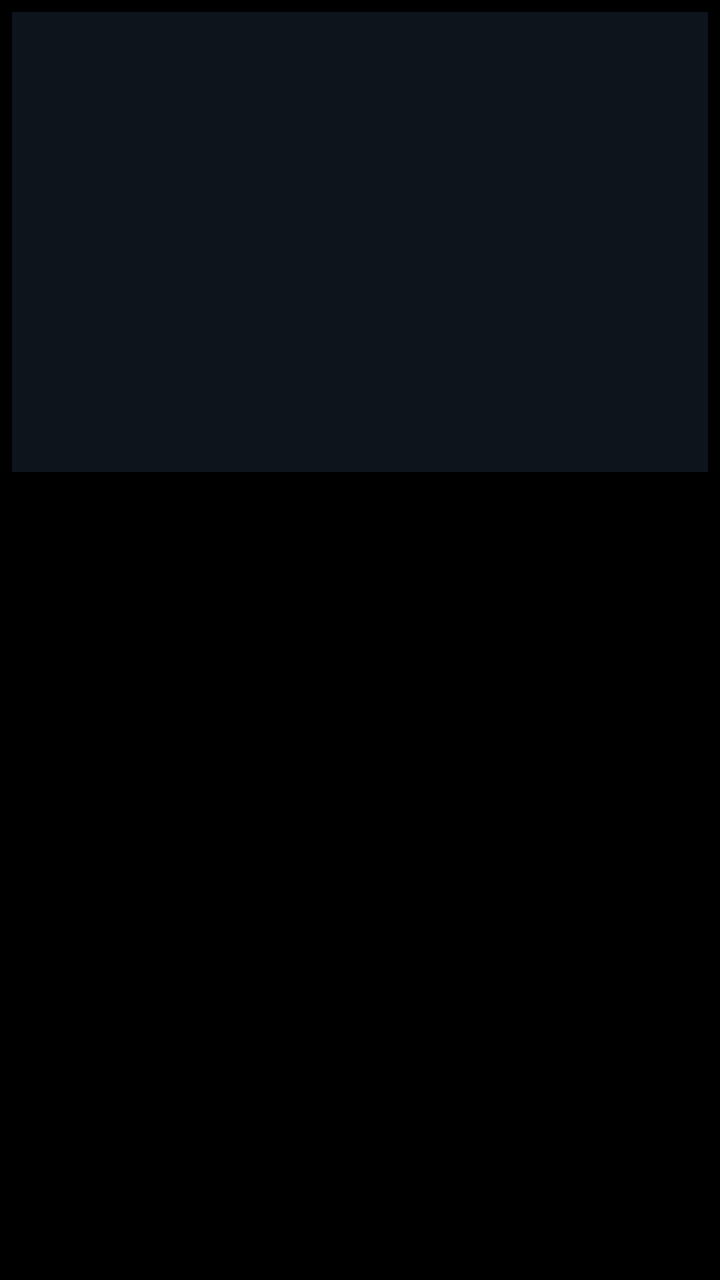
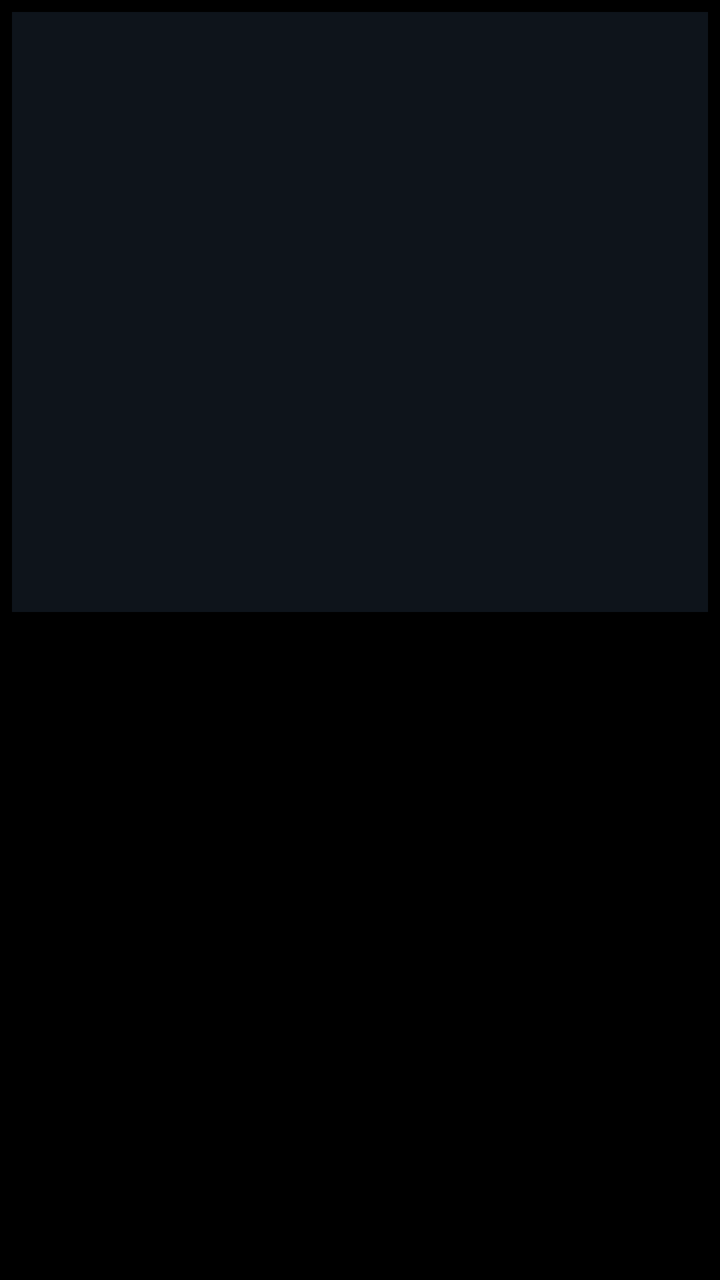

Screens rendered from an Android XML layout before and after an edit, with the pre-edit source and the edit as a unified diff.
<!-- AndroidManifest.xml: application theme Theme.Player -->
<!-- res/layout/item_poster.xml -->
<?xml version="1.0" encoding="utf-8"?>
<LinearLayout xmlns:android="http://schemas.android.com/apk/res/android"
    android:layout_width="match_parent"
    android:layout_height="wrap_content"
    android:orientation="vertical"
    android:padding="6dp">

    <FrameLayout
        android:layout_width="match_parent"
        android:layout_height="230dp">

        <ImageView
            android:id="@+id/poster"
            android:layout_width="match_parent"
            android:layout_height="match_parent"
            android:scaleType="centerCrop"
            android:background="#0E141B"
            android:contentDescription="Cartaz" />

        <TextView
            android:id="@+id/poster_rating"
            android:layout_width="wrap_content"
            android:layout_height="wrap_content"
            android:layout_gravity="top|end"
            android:layout_margin="6dp"
            android:paddingLeft="7dp"
            android:paddingRight="7dp"
            android:paddingTop="3dp"
            android:paddingBottom="3dp"
            android:background="@drawable/rating_bg"
            android:textColor="#FFD200"
            android:textStyle="bold"
            android:textSize="12sp"
            android:visibility="gone" />
    </FrameLayout>

    <TextView
        android:id="@+id/poster_title"
        android:layout_width="match_parent"
        android:layout_height="wrap_content"
        android:layout_marginTop="6dp"
        android:lines="2"
        android:ellipsize="end"
        android:textColor="#FFFFFF"
        android:textSize="13sp"
        android:gravity="center" />
</LinearLayout>
<!-- resources referenced by this layout -->
<resources>
  <!-- drawable rating_bg (drawable) -->
  <?xml version="1.0" encoding="utf-8"?>
  <shape xmlns:android="http://schemas.android.com/apk/res/android" android:shape="rectangle">
      <solid android:color="#D9000000" />
      <corners android:radius="6dp" />
  </shape>
  <style name="Theme.Player" parent="Theme.AppCompat.NoActionBar">
          <item name="android:windowNoTitle">true</item>
          <item name="android:windowFullscreen">true</item>
          <item name="android:windowBackground">@android:color/black</item>
          <item name="colorAccent">#64D2FF</item>
          <item name="android:buttonStyle">@style/TvButton</item>
          <item name="buttonStyle">@style/TvButton</item>
      </style>
  <style name="TvButton" parent="Widget.AppCompat.Button">
          <item name="android:background">@drawable/card_bg</item>
          <item name="android:textColor">@color/card_text</item>
          <item name="android:textAllCaps">false</item>
          <item name="android:stateListAnimator">@null</item>
          <item name="android:defaultFocusHighlightEnabled">false</item>
          <item name="android:minWidth">0dp</item>
          <item name="android:paddingLeft">24dp</item>
          <item name="android:paddingRight">24dp</item>
          <item name="android:paddingTop">12dp</item>
          <item name="android:paddingBottom">12dp</item>
      </style>
  <!-- drawable card_bg (drawable) -->
  <?xml version="1.0" encoding="utf-8"?>
  <selector xmlns:android="http://schemas.android.com/apk/res/android">
      <item android:state_focused="true">
          <shape android:shape="rectangle">
              <solid android:color="#FFF5F5F7" />
              <corners android:radius="14dp" />
          </shape>
      </item>
      <item android:state_pressed="true">
          <shape android:shape="rectangle">
              <solid android:color="#FFE2E2E8" />
              <corners android:radius="14dp" />
          </shape>
      </item>
      <item>
          <shape android:shape="rectangle">
              <solid android:color="#99101722" />
              <stroke android:width="1dp" android:color="#38FFFFFF" />
              <corners android:radius="14dp" />
          </shape>
      </item>
  </selector>
</resources>

<!-- the commit's change to res/layout/item_poster.xml (unified diff, before → after) -->
@@ -7,7 +7,7 @@
 
     <FrameLayout
         android:layout_width="match_parent"
-        android:layout_height="230dp">
+        android:layout_height="300dp">
 
         <ImageView
             android:id="@+id/poster"
